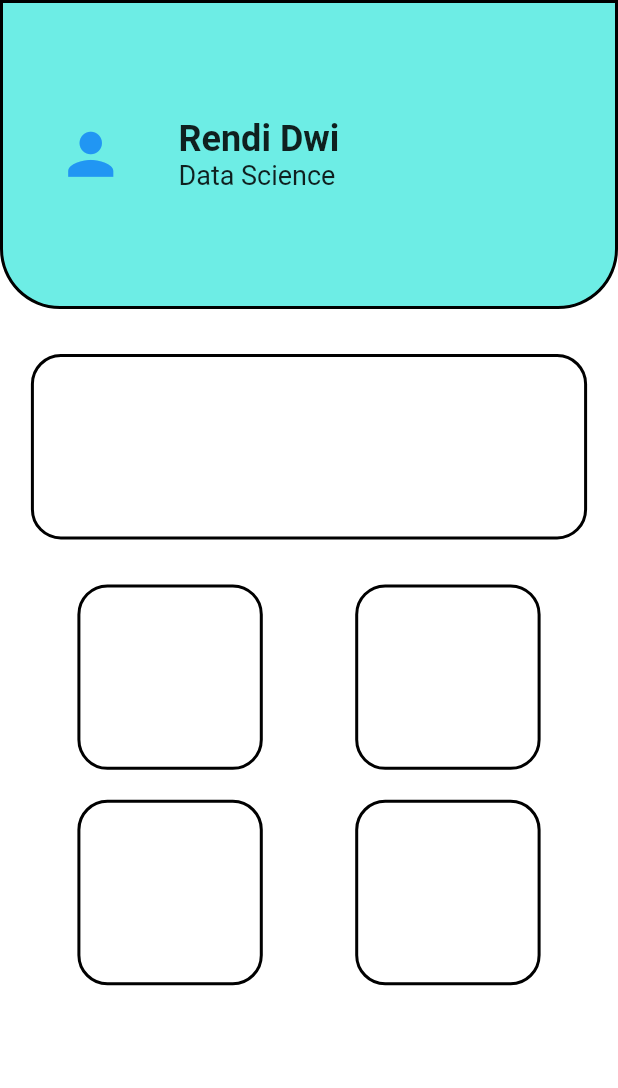
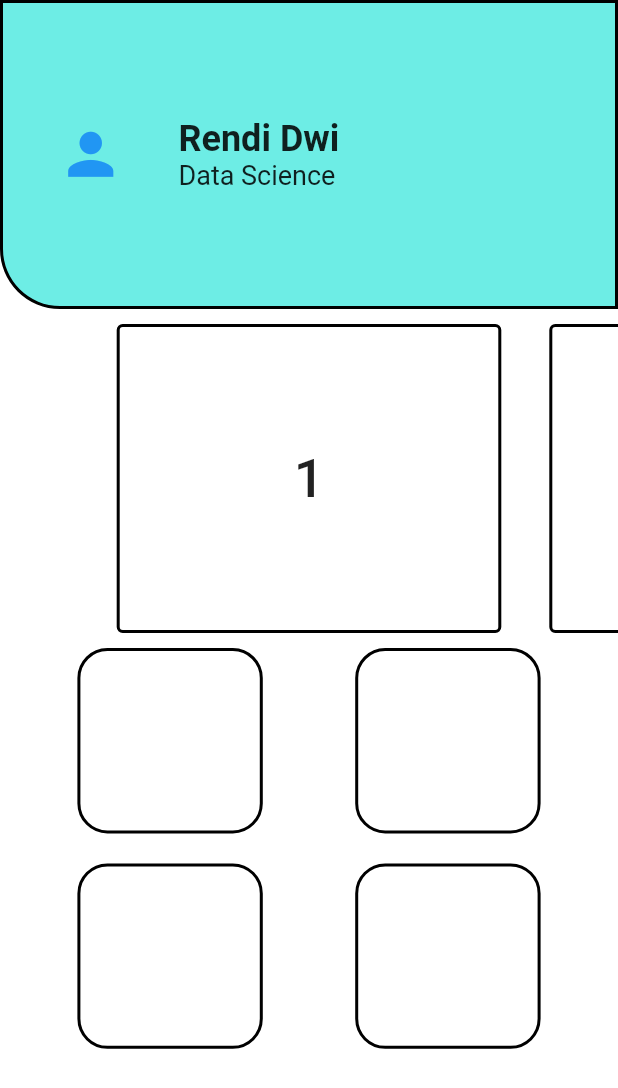
Before and after one commit to rendiwithi/data_kita, a Flutter app: the screen it shows after launch, on a phone screen of 412 x 824 dp. Shown: the top 1088 px of the screen. Run offline on Flutter 3.47's test engine with Material 2 defaults, Android fonts, the phone set to English and light mode, and no system bars.

Commit message:
add sponsor Widget

```diff
--- a/lib/main.dart
+++ b/lib/main.dart
@@ -1,3 +1,4 @@
+import 'package:data_kita/test.dart';
 import 'package:flutter/material.dart';
 import 'mainPage.dart';
 
--- a/lib/mainPage.dart
+++ b/lib/mainPage.dart
@@ -1,3 +1,4 @@
+import 'package:data_kita/modul_widget/sponsor_widget.dart';
 import 'package:flutter/material.dart';
 
 class MainPage extends StatelessWidget {
@@ -17,7 +18,6 @@ class MainPage extends StatelessWidget {
               border: Border.all(width: 2.0, color: Colors.black),
               color: Color(0xff6dede5),
               borderRadius: BorderRadius.only(
-                bottomRight: Radius.circular(40),
                 bottomLeft: Radius.circular(40),
               ),
             ),
@@ -68,15 +68,7 @@ class MainPage extends StatelessWidget {
             child: Column(
               crossAxisAlignment: CrossAxisAlignment.center,
               children: [
-                Container(
-                  margin: EdgeInsets.all(20),
-                  width: MediaQuery.of(context).size.width * 0.90,
-                  height: MediaQuery.of(context).size.height * 0.15,
-                  decoration: BoxDecoration(
-                    border: Border.all(width: 2.0, color: Colors.black),
-                    borderRadius: BorderRadius.circular(20),
-                  ),
-                ),
+                buildCarousel(context),
                 Row(
                   mainAxisAlignment: MainAxisAlignment.spaceEvenly,
                   children: [
--- /dev/null
+++ b/lib/modul_widget/sponsor_widget.dart
@@ -0,0 +1,40 @@
+import 'package:flutter/material.dart';
+
+final List items = ['1', '2', '3', '3'];
+
+Widget buildCarousel(BuildContext context) {
+  return Column(
+    mainAxisSize: MainAxisSize.min,
+    children: <Widget>[
+      SizedBox(
+        height: MediaQuery.of(context).size.height * 0.25,
+        child: PageView.builder(
+          itemCount: items.length,
+          controller: PageController(viewportFraction: 0.7),
+          itemBuilder: (BuildContext context, int itemIndex) {
+            return FlatButton(
+                onPressed: () {},
+                child: Container(
+                  padding: EdgeInsets.symmetric(horizontal: 4.0),
+                  child: Center(
+                    child: Text(
+                      items[itemIndex].toString(),
+                      // items.toString(),
+                      style: TextStyle(
+                        fontSize: 36,
+                      ),
+                    ),
+                  ),
+                  decoration: BoxDecoration(
+                    // color: Colors.lightBlue,
+                    border: Border.all(width: 2.0, color: Colors.black),
+                    borderRadius: BorderRadius.all(Radius.circular(4.0)),
+                  ),
+                ),
+            );
+          },
+        ),
+      )
+    ],
+  );
+}
```
Also changed, not shown: lib/test.dart (added, +68 -0 lines).
